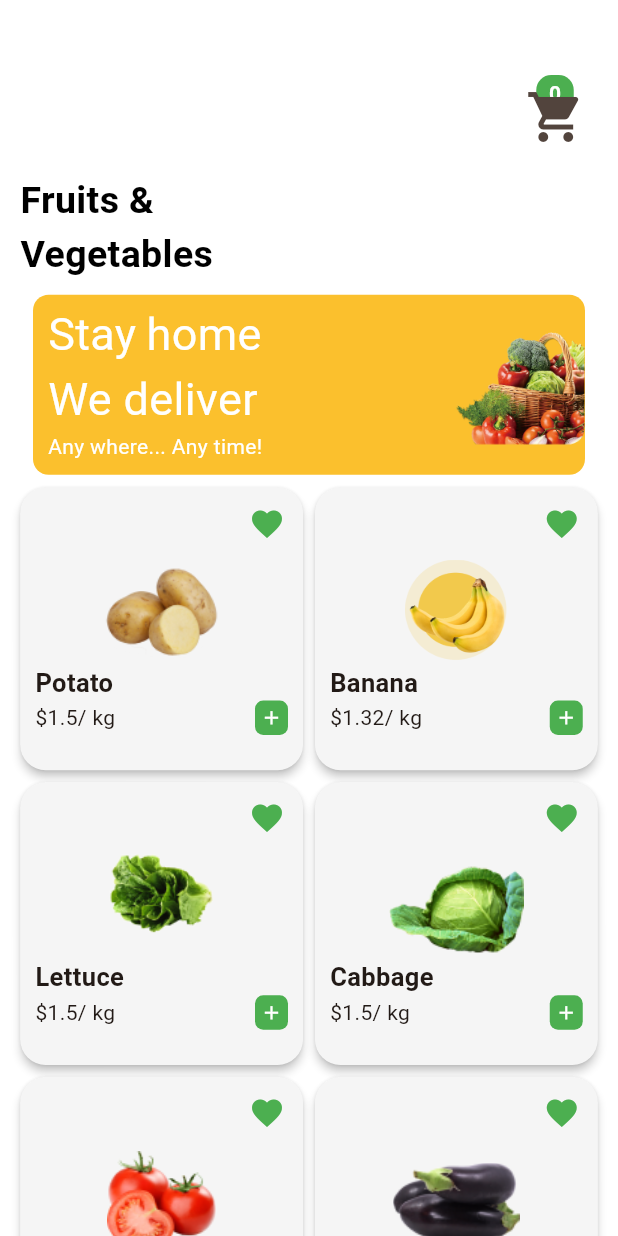
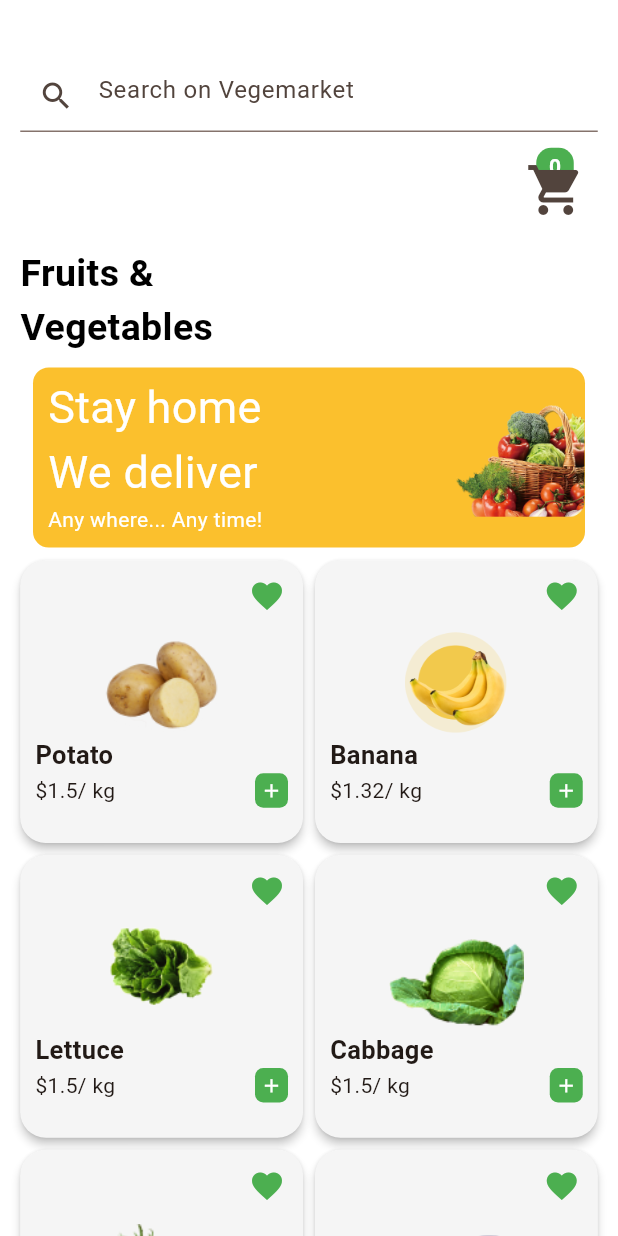
Before and after one commit to awisa-cpu/VegeMarket, a Flutter app: the HomeProduct screen opened directly, on a phone screen of 412 x 824 dp. Run offline on Flutter 3.47's test engine with Material 2 defaults, Android fonts, the phone set to English and light mode, and no system bars; our stand-ins replace expandable_text, firebase_auth, firebase_core, flutter_bloc; accounts and stored records are empty.

Commit message:
refactored code for proper display

```diff
--- a/lib/Views/product_views/home_product.dart
+++ b/lib/Views/product_views/home_product.dart
@@ -4,19 +4,12 @@ import 'package:shopcart/Controllers/product_controller/product_provider.dart';
 import 'package:shopcart/Views/app_views/cart.dart';
 import 'package:shopcart/Views/product_views/single_product.dart';
 
-class HomeProduct extends StatefulWidget {
+class HomeProduct extends StatelessWidget {
   const HomeProduct({super.key});
 
-  @override
-  State<HomeProduct> createState() => _HomeProductState();
-}
-
-class _HomeProductState extends State<HomeProduct> {
+  //
   @override
   Widget build(BuildContext context) {
-    final allProducts = context.read<ProductProvider>().products;
-    //
-
     return Scaffold(
       //body
       body: SingleChildScrollView(
@@ -31,15 +24,27 @@ class _HomeProductState extends State<HomeProduct> {
             crossAxisAlignment: CrossAxisAlignment.start,
             children: [
               //app bar
-              const SizedBox(
-                height: 10,
+
+
+              //search bar
+              TextField(
+                onChanged: (value) {
+                  context.read<ProductProvider>().searchProducts(value);
+                },
+                decoration: const InputDecoration(
+                  prefixIcon: Icon(Icons.search),
+                  hintText: 'Search on Vegemarket',
+                ),
               ),
 
+              const SizedBox(
+                height: 10.5,
+              ),
+
+              //cart
               Row(
                 mainAxisAlignment: MainAxisAlignment.end,
                 children: [
-                  //
-
                   Stack(
                     children: [
                       //
@@ -164,19 +169,28 @@ class _HomeProductState extends State<HomeProduct> {
               ),
 
               //all products
-              GridView.builder(
+              Consumer<ProductProvider>(
+                builder: (context, provider, _) {
+                  final products = provider.filtered.isEmpty
+                      ? provider.products
+                      : provider.filtered;
+                  //
+                  return GridView.builder(
                     padding: EdgeInsets.zero,
                     physics: const ScrollPhysics(),
                     shrinkWrap: true,
-                gridDelegate: const SliverGridDelegateWithFixedCrossAxisCount(
+                    gridDelegate:
+                        const SliverGridDelegateWithFixedCrossAxisCount(
                       crossAxisCount: 2,
                       mainAxisSpacing: 8,
                       crossAxisSpacing: 8,
                     ),
-                itemCount: allProducts.length,
+                    itemCount: products.length,
                     itemBuilder: (context, index) {
-                  final product = allProducts[index];
+                      final product = products[index];
                       return SingleProduct(product: product);
+                    },
+                  );
                 },
               )
             ],
```
Lines whose indentation alone changed are shown as unchanged.
